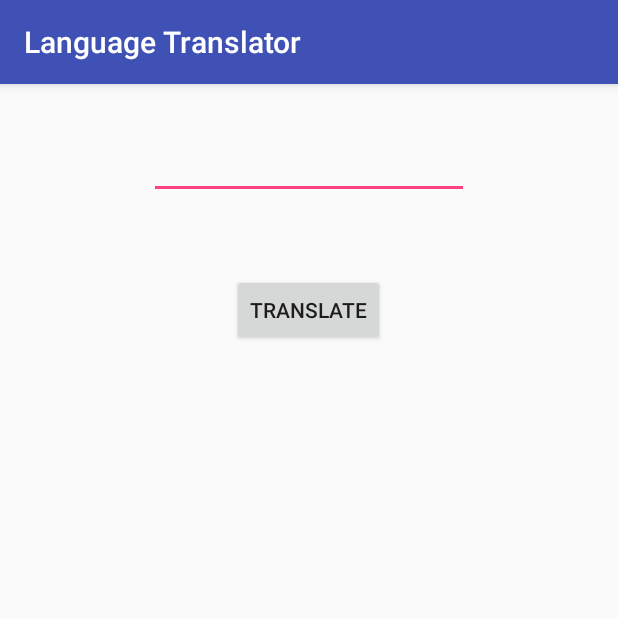
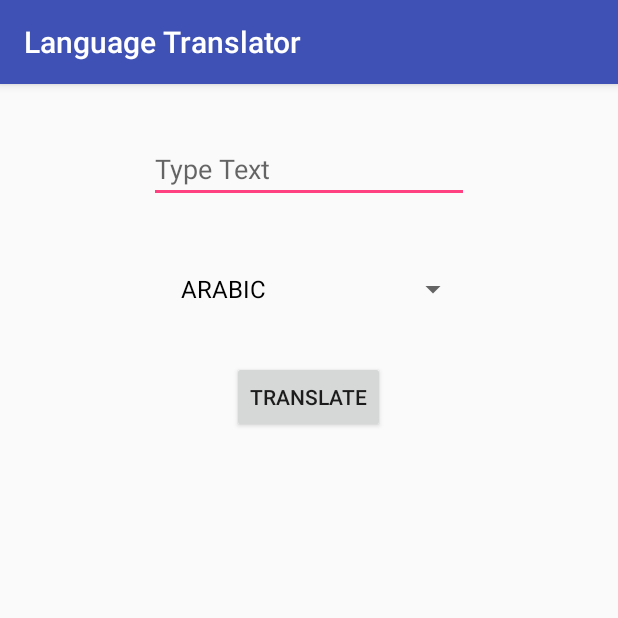
Before and after one commit to RamzanTingku/LanguageTranslator, an Android app: the screen it shows after launch (MainActivity), on a phone screen of 412 x 824 dp, the top half of it. Run offline under Robolectric (Android 15) with nearby library versions, the phone set to English and light mode, and no system bars.

Commit message:
added spinner

```diff
--- a/app/src/main/java/com/example/ramzanullah/languagetranslator/MainActivity.java
+++ b/app/src/main/java/com/example/ramzanullah/languagetranslator/MainActivity.java
@@ -4,21 +4,39 @@ import android.os.AsyncTask;
 import android.os.Bundle;
 import android.support.v7.app.AppCompatActivity;
 import android.view.View;
+import android.widget.AdapterView;
+import android.widget.ArrayAdapter;
 import android.widget.Button;
 import android.widget.EditText;
+import android.widget.Spinner;
 import android.widget.TextView;
 
 import com.memetix.mst.language.Language;
 import com.memetix.mst.translate.Translate;
 
 
-public class MainActivity extends AppCompatActivity  {
+public class MainActivity extends AppCompatActivity implements AdapterView.OnItemSelectedListener {
+
+    String text;
+   // private Map<String, Language> myText;
+   // private TextView Text;
 
     @Override
     protected void onCreate(Bundle savedInstanceState) {
         super.onCreate(savedInstanceState);
         setContentView(R.layout.activity_main);
 
+
+        Spinner spinner = (Spinner) findViewById(R.id.spinner);
+        ArrayAdapter adapter = ArrayAdapter.createFromResource(this, R.array.Language, R.layout.support_simple_spinner_dropdown_item);
+        spinner.setAdapter(adapter);
+
+
+        /*try {
+            myText = Language.values(Language.fromString(text));
+        } catch (Exception e) {
+            e.printStackTrace();
+       }*/
         ((Button) findViewById(R.id.bTranslate)).setOnClickListener(new View.OnClickListener() {
 
             @Override
@@ -26,10 +44,10 @@ public class MainActivity extends AppCompatActivity  {
                 // TODO Auto-generated method stub
 
 
-
                 class bgStuff extends AsyncTask<Void, Void, Void> {
 
                     String translatedText = "";
+
                     @Override
                     protected Void doInBackground(Void... params) {
                         // TODO Auto-generated method stub
@@ -59,24 +77,35 @@ public class MainActivity extends AppCompatActivity  {
         });
 
 
-
-}
+    }
 
 
-    public String translate(String text) throws Exception{
+    @Override
+    public void onItemSelected(AdapterView<?> parent, View view, int position, long id) {
 
+        TextView Text = (TextView) view;
+        text = (String) Text.getText();
+    }
+
+
+    @Override
+    public void onNothingSelected (AdapterView < ? > parent){
+
+    }
+
+
+    public String translate (String text) throws Exception {
 
         // Set the Client ID / Client Secret once per JVM. It is set statically and applies to all services
         Translate.setClientId("RAMZAN123ULLAH456"); //Change this
         Translate.setClientSecret("B47r0hFnvF9pqQVdxRPLubqKeDR8L27VV2kkmwtPgsA="); //change
 
 
-        String translatedText = "";
-
-        translatedText = Translate.execute(text, Language.FINNISH);
+        String translatedText = Translate.execute(text,Language.fromString(text));
 
         return translatedText;
+
+
     }
 
-
 }
--- a/app/src/main/res/layout/activity_main.xml
+++ b/app/src/main/res/layout/activity_main.xml
@@ -1,24 +1,20 @@
 <?xml version="1.0" encoding="utf-8"?>
-<LinearLayout xmlns:android="http://schemas.android.com/apk/res/android"
+<RelativeLayout xmlns:android="http://schemas.android.com/apk/res/android"
     xmlns:app="http://schemas.android.com/apk/res-auto"
     xmlns:tools="http://schemas.android.com/tools"
     android:layout_width="match_parent"
     android:layout_height="match_parent"
     tools:context="com.example.ramzanullah.languagetranslator.MainActivity">
 
-    <RelativeLayout xmlns:android="http://schemas.android.com/apk/res/android"
-        xmlns:tools="http://schemas.android.com/tools"
-        android:layout_width="match_parent"
-        android:layout_height="match_parent" >
-
         <EditText
             android:id="@+id/etUserText"
+            android:hint="Type Text"
             android:layout_width="wrap_content"
             android:layout_height="wrap_content"
+            android:ems="10"
+            android:layout_marginTop="34dp"
             android:layout_alignParentTop="true"
-            android:layout_centerHorizontal="true"
-            android:layout_marginTop="31dp"
-            android:ems="10" >
+            android:layout_centerHorizontal="true">
 
             <requestFocus />
         </EditText>
@@ -27,22 +23,30 @@
             android:id="@+id/tvTranslatedText"
             android:layout_width="wrap_content"
             android:layout_height="wrap_content"
-            android:layout_below="@+id/etUserText"
-            android:layout_centerHorizontal="true"
-            android:layout_marginTop="168dp"
-            android:textAppearance="?android:attr/textAppearanceLarge" />
+
+            android:layout_marginTop="65dp"
+
+            android:textAppearance="?android:attr/textAppearanceLarge"
+            android:layout_below="@+id/bTranslate"
+            android:layout_alignStart="@+id/etUserText" />
 
         <Button
             android:id="@+id/bTranslate"
             android:layout_width="wrap_content"
             android:layout_height="wrap_content"
+            android:text="Translate"
+            android:layout_marginTop="24dp"
+            android:layout_below="@+id/spinner"
+            android:layout_centerHorizontal="true" />
+
+        <Spinner
+            android:id="@+id/spinner"
+            android:layout_width="200dp"
+            android:layout_height="wrap_content"
+
+            android:layout_marginTop="33dp"
             android:layout_below="@+id/etUserText"
-            android:layout_centerHorizontal="true"
-            android:layout_marginTop="50dp"
-            android:text="Translate" />
+            android:layout_alignEnd="@+id/etUserText" />
 
 
-
-    </RelativeLayout>
-
-</LinearLayout>
+</RelativeLayout>
--- a/app/src/main/res/values/strings.xml
+++ b/app/src/main/res/values/strings.xml
@@ -1,3 +1,10 @@
 <resources>
     <string name="app_name">Language Translator</string>
+    <string-array name="Language">
+        <item>ARABIC</item>
+        <item>BULGARIAN</item>
+        <item>CATALAN</item>
+        <item>DANISH</item>
+    </string-array>
+
 </resources>
```
